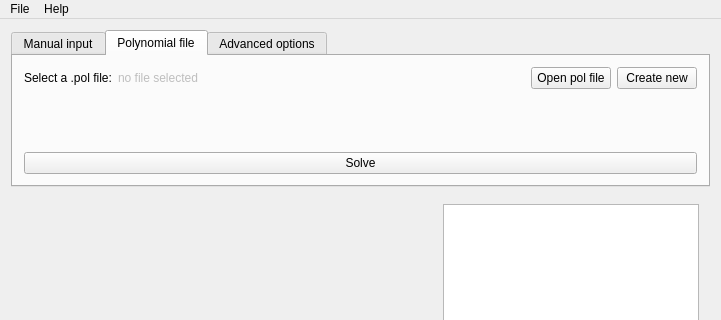
The window that src/xmpsolve/mainwindow.ui (robol/MPSolve) describes before a commit, drawn with Qt 5; both pictures show x 0 to 721 and y 0 to 320 of the 721 by 555 pixel window.
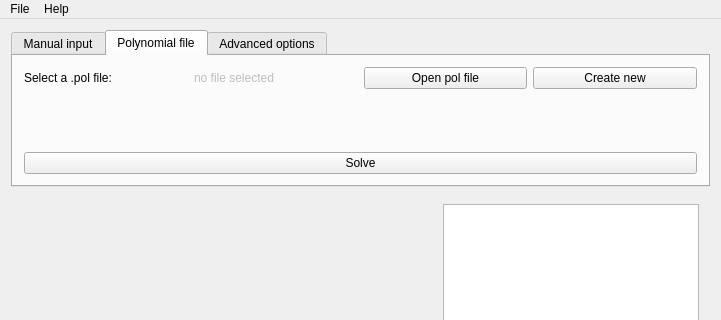
The same window after the commit. The open tabs and pages were chosen to show the change. Icons and pictures are not drawn. Custom widgets are drawn as their Qt base class.

```diff
--- a/src/xmpsolve/mainwindow.ui
+++ b/src/xmpsolve/mainwindow.ui
@@ -73,9 +73,9 @@
          </attribute>
          <layout class="QHBoxLayout" name="horizontalLayout_6">
           <item>
-           <layout class="QVBoxLayout" name="verticalLayout" stretch="100,0,1">
+           <layout class="QVBoxLayout" name="verticalLayout" stretch="0,0,1">
             <item>
-             <layout class="QHBoxLayout" name="horizontalLayout" stretch="1,100,1,1">
+             <layout class="QHBoxLayout" name="horizontalLayout" stretch="0,0,0,0">
               <item>
                <widget class="QLabel" name="label_4">
                 <property name="sizePolicy">
```
Left out of the diff: 7 changed lines with no effect on the pictures.
